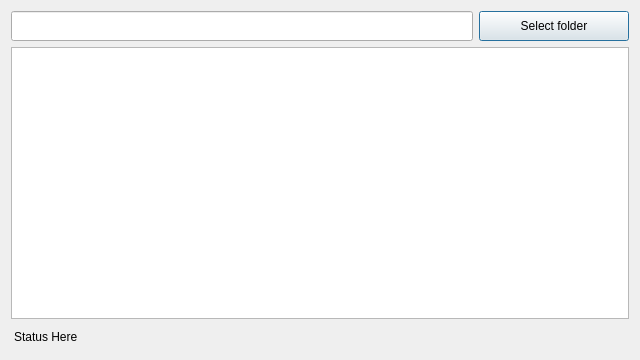
Before: the Qt Designer form Gui/Dialogs/V2_DialogAddNewFolder.ui in fxdeniz/NeSync, drawn with Qt 5.
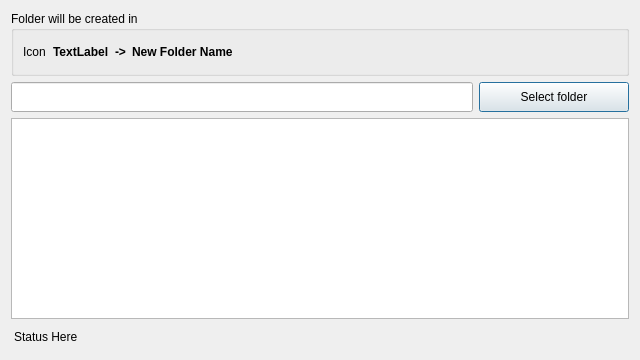
After: the same form once the commit is applied.

What changed in the file:
```diff
--- a/Gui/Dialogs/V2_DialogAddNewFolder.ui
+++ b/Gui/Dialogs/V2_DialogAddNewFolder.ui
@@ -20,6 +20,77 @@
    <string>Dialog</string>
   </property>
   <layout class="QVBoxLayout" name="verticalLayout">
+   <item>
+    <widget class="QGroupBox" name="groupBoxNewFolderPreview">
+     <property name="title">
+      <string>Folder will be created in</string>
+     </property>
+     <layout class="QHBoxLayout" name="horizontalLayout_2">
+      <item>
+       <widget class="QLabel" name="labelFolderIcon">
+        <property name="minimumSize">
+         <size>
+          <width>24</width>
+          <height>24</height>
+         </size>
+        </property>
+        <property name="text">
+         <string>Icon</string>
+        </property>
+       </widget>
+      </item>
+      <item>
+       <widget class="QLabel" name="labelParentFolderPath">
+        <property name="font">
+         <font>
+          <bold>true</bold>
+         </font>
+        </property>
+        <property name="text">
+         <string>TextLabel</string>
+        </property>
+       </widget>
+      </item>
+      <item>
+       <widget class="QLabel" name="labelSeparator">
+        <property name="font">
+         <font>
+          <bold>true</bold>
+         </font>
+        </property>
+        <property name="text">
+         <string>-&gt;</string>
+        </property>
+       </widget>
+      </item>
+      <item>
+       <widget class="QLabel" name="labelFolderName">
+        <property name="font">
+         <font>
+          <bold>true</bold>
+         </font>
+        </property>
+        <property name="text">
+         <string>New Folder Name</string>
+        </property>
+       </widget>
+      </item>
+      <item>
+       <spacer name="horizontalSpacer_3">
+        <property name="orientation">
+         <enum>Qt::Horizontal</enum>
+        </property>
+        <property name="sizeHint" stdset="0">
+         <size>
+          <width>336</width>
+          <height>20</height>
+         </size>
+        </property>
+       </spacer>
+      </item>
+     </layout>
+    </widget>
+   </item>
    <item>
     <layout class="QHBoxLayout" name="horizontalLayout">
      <item>
```
